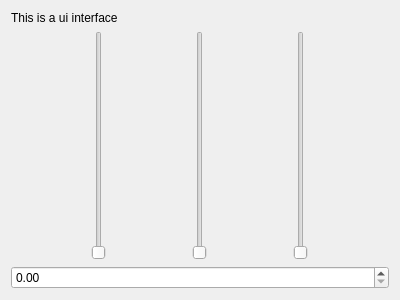
The window that CLAM/examples/PluginExamples/VstPluginExample/interface.ui (clam-project/clam) describes before a commit, drawn with Qt 5.
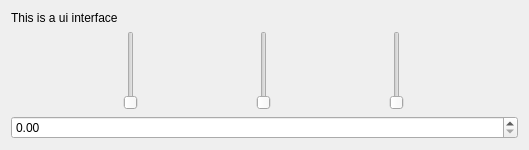
The same window after the commit.

Commit message: * VstPlugin: interface.ui must be a widget not a dialog which appear toplevel

Diff of the .ui file:
```diff
--- a/CLAM/examples/PluginExamples/VstPluginExample/interface.ui
+++ b/CLAM/examples/PluginExamples/VstPluginExample/interface.ui
@@ -1,15 +1,21 @@
 <?xml version="1.0" encoding="UTF-8"?>
 <ui version="4.0">
- <class>Dialog</class>
- <widget class="QDialog" name="Dialog">
+ <class>Widget</class>
+ <widget class="QWidget" name="Widget">
   <property name="geometry">
    <rect>
     <x>0</x>
     <y>0</y>
-    <width>400</width>
-    <height>300</height>
+    <width>529</width>
+    <height>150</height>
    </rect>
   </property>
+  <property name="sizePolicy">
+   <sizepolicy hsizetype="MinimumExpanding" vsizetype="MinimumExpanding">
+    <horstretch>0</horstretch>
+    <verstretch>0</verstretch>
+   </sizepolicy>
+  </property>
   <property name="windowTitle">
    <string>Dialog</string>
   </property>
```
Left out of the diff: 2 changed lines with no effect on the pictures.
